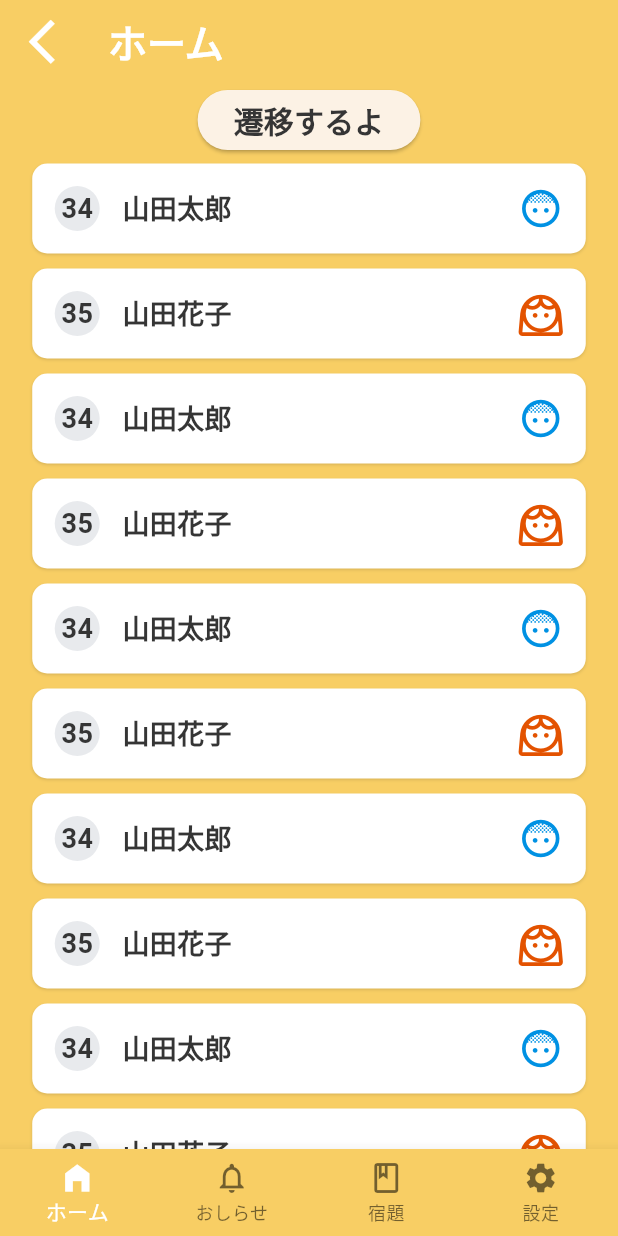
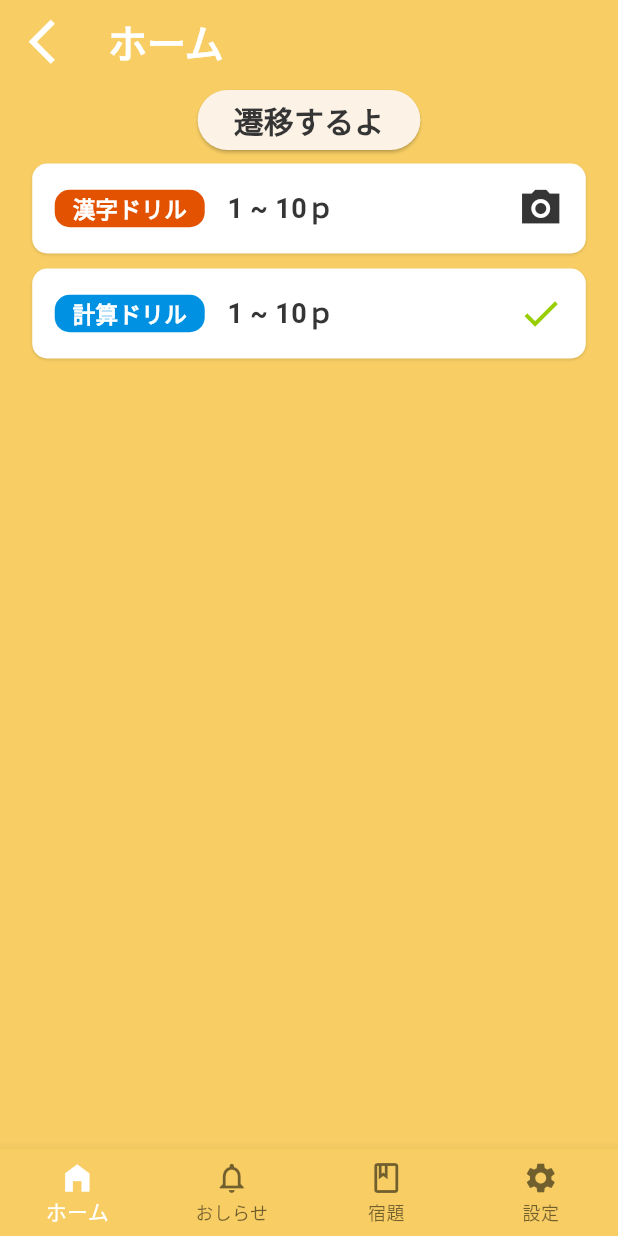
Before and after one commit to yadu2222/juninry, a Flutter app: the screen it shows after launch, on a phone screen of 412 x 824 dp. Run offline on Flutter 3.47's test engine with Material 3 defaults, Android fonts, the phone set to English and light mode, and no system bars; our stand-ins replace go_router; Roboto replaces fonts that are missing (Noto Sans JP).

Commit message:
[add]taskList

```diff
--- a/lib/constant/fonts.dart
+++ b/lib/constant/fonts.dart
@@ -10,4 +10,10 @@ class Fonts {
   static const TextStyle h2 = TextStyle(fontSize: 20, fontFamily: 'Noto Sans JP', color: AppColors.font, fontWeight: FontWeight.bold);
   static const TextStyle h3 = TextStyle(fontSize: 18, fontFamily: 'Noto Sans JP', color: AppColors.font, fontWeight: FontWeight.bold);
   static const TextStyle p = TextStyle(fontSize: 15, fontFamily: 'Noto Sans JP', color: AppColors.font, fontWeight: FontWeight.bold);
+
+  // 白文字用
+   static const TextStyle h1w = TextStyle(fontSize: 28, fontFamily: 'Noto Sans JP', color: AppColors.iconLight, fontWeight: FontWeight.bold);
+  static const TextStyle h2w = TextStyle(fontSize: 20, fontFamily: 'Noto Sans JP', color: AppColors.iconLight, fontWeight: FontWeight.bold);
+  static const TextStyle h3w = TextStyle(fontSize: 18, fontFamily: 'Noto Sans JP', color: AppColors.iconLight, fontWeight: FontWeight.bold);
+  static const TextStyle pw = TextStyle(fontSize: 15, fontFamily: 'Noto Sans JP', color: AppColors.iconLight, fontWeight: FontWeight.bold);
 }
--- a/lib/view/components/molecule/studentCard.dart
+++ b/lib/view/components/molecule/student_card.dart
@@ -5,11 +5,25 @@ import '../../../constant/colors.dart';
 import '../atoms/listitem.dart';
 
 class StudentCard extends StatelessWidget {
-  const StudentCard({
+  StudentCard({
     super.key,
     required this.studentData,
   });
   final Map studentData;
+
+  // 男性アイコン
+  final Icon maleIcon = const Icon(
+    Icons.face_5,
+    color: AppColors.subjectMath,
+    size: 30,
+  );
+
+  // 女性アイコン
+  final Icon femaleIcon = const Icon(
+    Icons.face_5,
+    color: AppColors.subjectJapanese,
+    size: 30,
+  );
 
   @override
   Widget build(BuildContext context) {
@@ -17,6 +31,7 @@ class StudentCard extends StatelessWidget {
         height: 60.0,
         widget: Row(
           children: [
+            // 出席番号
             Container(
               width: 30,
               height: 30,
@@ -31,6 +46,7 @@ class StudentCard extends StatelessWidget {
                 ),
               ),
             ),
+            // 名前
             Container(
               height: 30,
               margin: const EdgeInsets.only(left: 15),
@@ -41,17 +57,16 @@ class StudentCard extends StatelessWidget {
                 ),
               ),
             ),
-
             const Spacer(), // 間隔を埋める
 
+            // 性別アイコン
             Container(
               alignment: Alignment.center,
               child: Center(
-                  child: Icon(
-                studentData['gender'] == '男' ? Icons.face_5 : Icons.face_3_outlined,
-                color: studentData['gender'] == '男' ? AppColors.subjectMath : AppColors.subjectJapanese,
-                size: 30,
-              )),
+                  child:
+                      // 性別を判別
+                      // TODO:条件文分かり次第変更
+                      studentData['gender'] == '男' ? maleIcon : femaleIcon),
             ),
           ],
         ));
--- /dev/null
+++ b/lib/view/components/molecule/task_card.dart
@@ -0,0 +1,101 @@
+import 'package:flutter/material.dart';
+import '../../../constant/fonts.dart';
+import '../../../constant/colors.dart';
+
+import '../atoms/listitem.dart';
+
+class TaskCard extends StatelessWidget {
+  TaskCard({
+    super.key,
+    required this.taskData,
+  });
+  final Map taskData;
+
+  // 教科の色を配列で宣言
+  final List<Color> colors = [
+    AppColors.subjectJapanese,
+    AppColors.subjectMath,
+    AppColors.subjectScience,
+    AppColors.subjectSocial,
+    AppColors.subjectEnglish,
+    AppColors.subjectOthers,
+  ];
+
+  // final List<String> subjects = [
+  //   '国語',
+  //   '数学',
+  //   '理科',
+  //   '社会',
+  //   '英語',
+  //   'その他',
+  // ];
+
+// 課題ID	task_uuid
+// 期限	task_limit
+// 教材ID	teaching_material_uuid
+// 開始ページ	start_page
+// ページ枚数	page_count
+// 投稿者ID	task_poster_uuid
+// 説明	task_note
+// 教材ID	teaching_material_uuid
+// 教材名	teaching_material_name
+// 教科ID	subject_id
+// 画像ID	image_uuid
+// クラスID	class_uuid
+// 提出済みかどうか	submit_flg
+
+  final Icon checkIcon = const Icon(
+    Icons.check,
+    color: AppColors.buttonOk,
+    size: 30,
+  );
+  final Icon cameraIcon = const Icon(
+    Icons.camera_alt_sharp,
+    color: AppColors.iconDark,
+    size: 30,
+  );
+
+  @override
+  Widget build(BuildContext context) {
+    return ListItem(
+        height: 60.0,
+        widget: Row(
+          children: [
+            // 教材の表示
+            Container(
+              width: 100,
+              height: 25,
+              decoration: BoxDecoration(
+                color: colors[int.parse(taskData['subject_id'])],
+                borderRadius: BorderRadius.circular(10),
+              ),
+              child: Center(
+                child: Text(
+                  taskData['teaching_material_name'],
+                  style: Fonts.pw,
+                ),
+              ),
+            ),
+
+            // ページ数の表示
+            Container(
+              margin: const EdgeInsets.only(left: 15),
+              child: Center(
+                child: Text(
+                  "${taskData['start_page']} ~ ${(int.parse(taskData['start_page']) + int.parse(taskData['page_count']) - 1).toString()}ｐ",
+                  style: Fonts.h3,
+                ),
+              ),
+            ),
+
+            const Spacer(), // 間隔を埋める
+
+            // アイコン
+            Container(
+              alignment: Alignment.center,
+              child: Center(child: int.parse(taskData['submit_flg']) == 1 ? checkIcon : cameraIcon),
+            ),
+          ],
+        ));
+  }
+}
--- a/lib/view/components/organism/studentList.dart
+++ b/lib/view/components/organism/student_list.dart
@@ -1,8 +1,8 @@
 import 'package:flutter/material.dart';
 import 'package:go_router/go_router.dart';
 
-import '../../components/molecule/studentCard.dart';
-import '../atoms/listItemBox.dart';
+import '../molecule/student_card.dart';
+import '../atoms/listItem_box.dart';
 
 class StudentList extends StatefulWidget {
   const StudentList({Key? key}) : super(key: key);
--- /dev/null
+++ b/lib/view/components/organism/task_list.dart
@@ -0,0 +1,60 @@
+import 'package:flutter/material.dart';
+import 'package:go_router/go_router.dart';
+
+import '../molecule/task_card.dart';
+import '../atoms/listItem_box.dart';
+
+class TaskList extends StatefulWidget {
+  const TaskList({Key? key}) : super(key: key);
+
+  @override
+  _StudentListState createState() => _StudentListState();
+}
+
+class _StudentListState extends State<TaskList> {
+  // sumple
+  // ここで通信を行う
+  final List<Map<String, String>> sumpleData = [
+    {
+      'task_uuid': 'aaaaa',
+      'task_limit': '2022/12/12',
+      'teaching_material_uuid': 'aaaaa',
+      'start_page': '1',
+      'page_count': '10',
+      'task_poster_uuid': 'aaaaa',
+      'task_note': 'aaaaa',
+      'teaching_material_name': '漢字ドリル',
+      'subject_id': '0',
+      'image_uuid': 'aaaaa',
+      'class_uuid': 'aaaaa',
+      'submit_flg': '0',
+    },
+    {
+      'task_uuid': 'aaaaa',
+      'task_limit': '2022/12/12',
+      'teaching_material_uuid': 'aaaaa',
+      'start_page': '1',
+      'page_count': '10',
+      'task_poster_uuid': 'aaaaa',
+      'task_note': 'aaaaa',
+      'teaching_material_name': '計算ドリル',
+      'subject_id': '1',
+      'image_uuid': 'aaaaa',
+      'class_uuid': 'aaaaa',
+      'submit_flg': '1',
+    }
+  ];
+
+  @override
+  Widget build(BuildContext context) {
+    return InkWell(
+        onTap: () {
+          // 画面遷移
+          // context.push('/sample');
+        },
+        child: ListItemBox(
+          itemDatas: sumpleData,
+          listItem: (map) => TaskCard(taskData: map),
+        ));
+  }
+}
--- a/lib/view/pages/junior/page_home.dart
+++ b/lib/view/pages/junior/page_home.dart
@@ -3,7 +3,8 @@ import 'package:go_router/go_router.dart';
 import '././../../../constant/fonts.dart';
 
 import '../../components/atoms/appbar.dart';
-import '../../components/organism/studentList.dart';
+import '../../components/organism/student_list.dart';
+import '../../components/organism/task_list.dart';
 
 class PageHomeJunior extends StatelessWidget {
   PageHomeJunior({Key? key}) : super(key: key);
@@ -28,7 +29,7 @@ class PageHomeJunior extends StatelessWidget {
 
       // newExoandedでラップするとサイズを自動調整してくれるようになる
       // べんり〜〜！！！
-      new Expanded(child: StudentList())
+      new Expanded(child: TaskList())
     ]));
   }
 }
```
Also changed, not shown: lib/view/components/atoms/listItem_box.dart (renamed from lib/view/components/atoms/listItemBox.dart).
